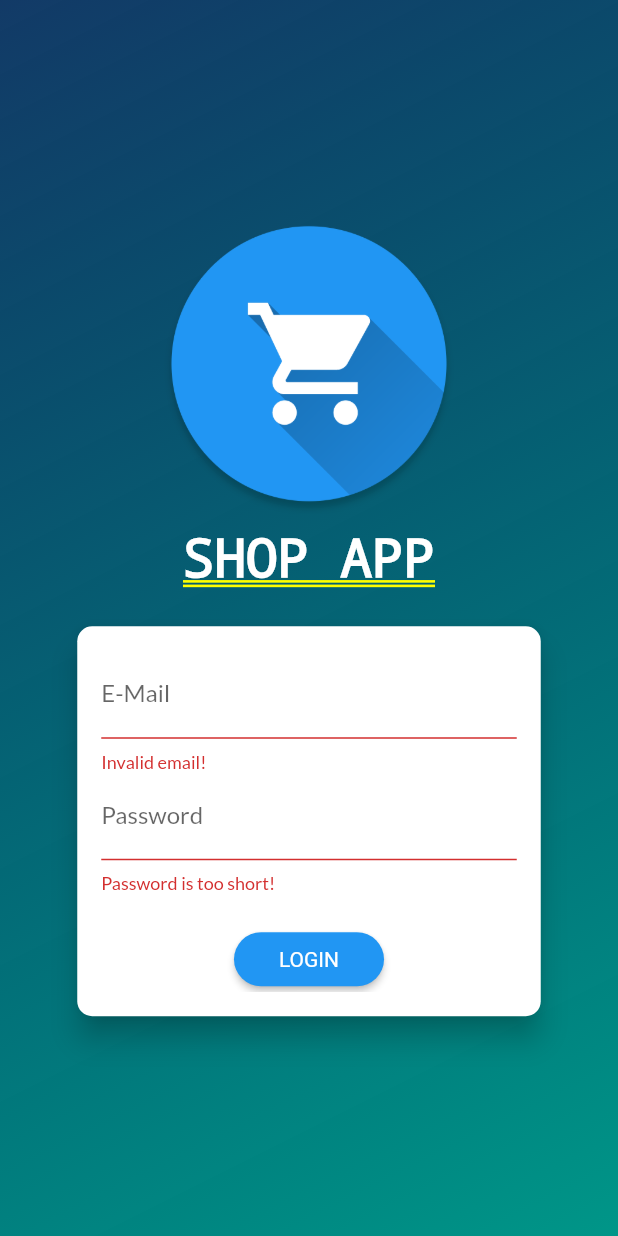
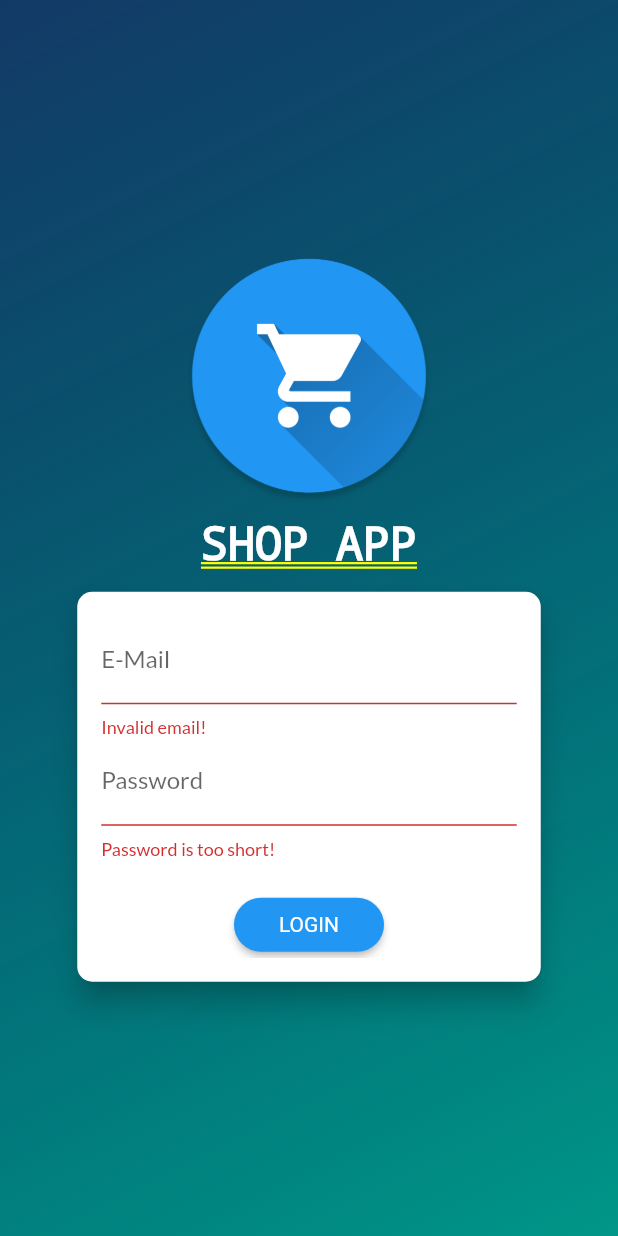
Before and after one commit to AnasFahiem/shop-app, a Flutter app: the screen it shows after launch, after a tap on "LOGIN", on a phone screen of 412 x 824 dp. Run offline on Flutter 3.47's test engine with Material 2 defaults, Android fonts, the phone set to English and light mode, and no system bars; our stand-ins replace flutter_spinkit; network calls fail.

Commit message:
new auth update

```diff
--- a/lib/main.dart
+++ b/lib/main.dart
@@ -3,6 +3,7 @@ import 'package:provider/provider.dart';
 import './providers/cart.dart';
 import './providers/orders.dart';
 import './providers/products_provider.dart';
+import './providers/auth.dart';
 import './screens/splash_screen.dart';
 import './screens/user_products_screen.dart';
 import './screens/edit_product_screen.dart';
@@ -19,6 +20,9 @@ class MyApp extends StatelessWidget {
   Widget build(BuildContext context) {
     return MultiProvider(
       providers: [
+        ChangeNotifierProvider(
+          create: (context) => Auth(),
+        ),
         ChangeNotifierProvider(
           create: (context) => Products(),
         ),
--- a/lib/screens/auth_screen.dart
+++ b/lib/screens/auth_screen.dart
@@ -1,4 +1,5 @@
 import 'package:flutter/material.dart';
+import 'package:provider/provider.dart';
 
 import '../widgets/AuthCard.dart';
 
@@ -42,7 +43,7 @@ class AuthScreen extends StatelessWidget {
                     children: [
                       Image(
                         image: AssetImage("images/2.png"),
-                        width: 200,
+                        width: 170,
                       ),
                       SizedBox(
                         height: 10,
@@ -55,11 +56,11 @@ class AuthScreen extends StatelessWidget {
                               .titleLarge
                               .color,
                           fontWeight: FontWeight.bold,
-                          fontSize: 35,
+                          fontSize: 30,
                         ),
                       ),
                       SizedBox(
-                        height: 20,
+                        height: 10,
                       ),
                       Flexible(
                         flex: deviceSize.width > 600 ? 2 : 1,
--- a/lib/widgets/AuthCard.dart
+++ b/lib/widgets/AuthCard.dart
@@ -1,5 +1,8 @@
 import 'package:flutter/material.dart';
 import 'package:flutter_complete_guide/screens/auth_screen.dart';
+import 'package:provider/provider.dart';
+
+import '../providers/auth.dart';
 
 class AuthCard extends StatefulWidget {
   const AuthCard({
@@ -20,7 +23,7 @@ class _AuthCardState extends State<AuthCard> {
   var _isLoading = false;
   final _passwordController = TextEditingController();
 
-  void _submit() {
+  Future<void> _submit() async {
     if (!_formKey.currentState.validate()) {
       // Invalid!
       return;
@@ -32,9 +35,17 @@ class _AuthCardState extends State<AuthCard> {
     print(_authData["email"]);
     print(_authData["password"]);
     if (_authMode == AuthMode.Login) {
+      await Provider.of<Auth>(context, listen: false).login(
+        _authData["email"],
+        _authData["password"],
+      );
       // Log user in
     } else {
       // Sign user up
+      await Provider.of<Auth>(context, listen: false).signup(
+        _authData["email"],
+        _authData["password"],
+      );
     }
     setState(() {
       _isLoading = false;
```
Also changed, not shown: lib/providers/auth.dart (added, +53 -0 lines).
